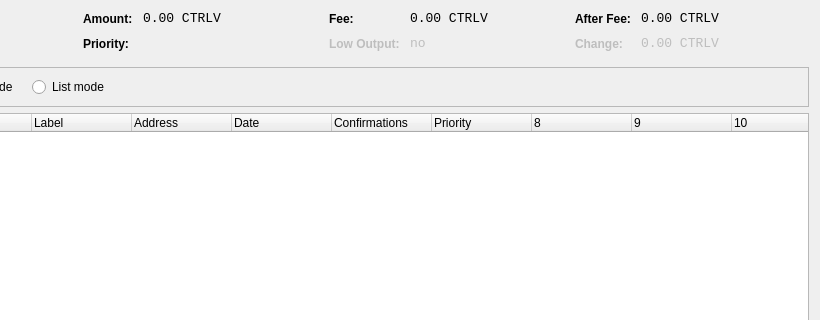
Before: the Qt Designer form src/qt/forms/coincontroldialog.ui in scriptr4777/FPSBetCoin, drawn with Qt 5; both pictures show x 180 to 1000 and y 0 to 320 of the 1000 by 500 pixel window.
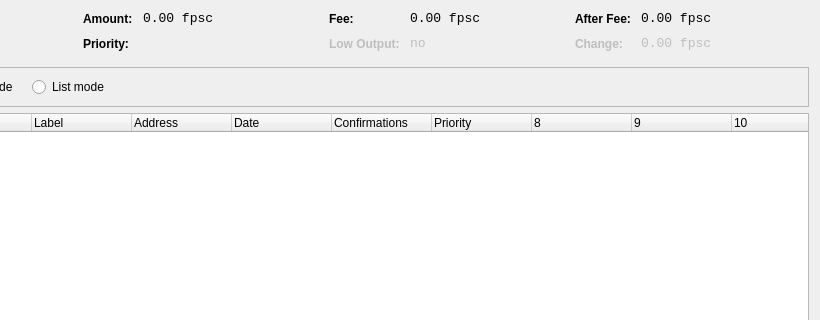
After: the same form once the commit is applied. Custom widgets are drawn as their Qt base class.

What changed in the file:
```diff
--- a/src/qt/forms/coincontroldialog.ui
+++ b/src/qt/forms/coincontroldialog.ui
@@ -144,7 +144,7 @@
           <enum>Qt::ActionsContextMenu</enum>
          </property>
          <property name="text">
-          <string notr="true">0.00 CTRLV</string>
+          <string notr="true">0.00 fpsc</string>
          </property>
          <property name="textInteractionFlags">
           <set>Qt::LinksAccessibleByMouse|Qt::TextSelectableByKeyboard|Qt::TextSelectableByMouse</set>
@@ -224,7 +224,7 @@
           <enum>Qt::ActionsContextMenu</enum>
          </property>
          <property name="text">
-          <string notr="true">0.00 CTRLV</string>
+          <string notr="true">0.00 fpsc</string>
          </property>
          <property name="textInteractionFlags">
           <set>Qt::LinksAccessibleByMouse|Qt::TextSelectableByKeyboard|Qt::TextSelectableByMouse</set>
@@ -310,7 +310,7 @@
           <enum>Qt::ActionsContextMenu</enum>
          </property>
          <property name="text">
-          <string notr="true">0.00 CTRLV</string>
+          <string notr="true">0.00 fpsc</string>
          </property>
          <property name="textInteractionFlags">
           <set>Qt::LinksAccessibleByMouse|Qt::TextSelectableByKeyboard|Qt::TextSelectableByMouse</set>
@@ -348,7 +348,7 @@
           <enum>Qt::ActionsContextMenu</enum>
          </property>
          <property name="text">
-          <string notr="true">0.00 CTRLV</string>
+          <string notr="true">0.00 fpsc</string>
          </property>
          <property name="textInteractionFlags">
           <set>Qt::LinksAccessibleByMouse|Qt::TextSelectableByKeyboard|Qt::TextSelectableByMouse</set>
```
